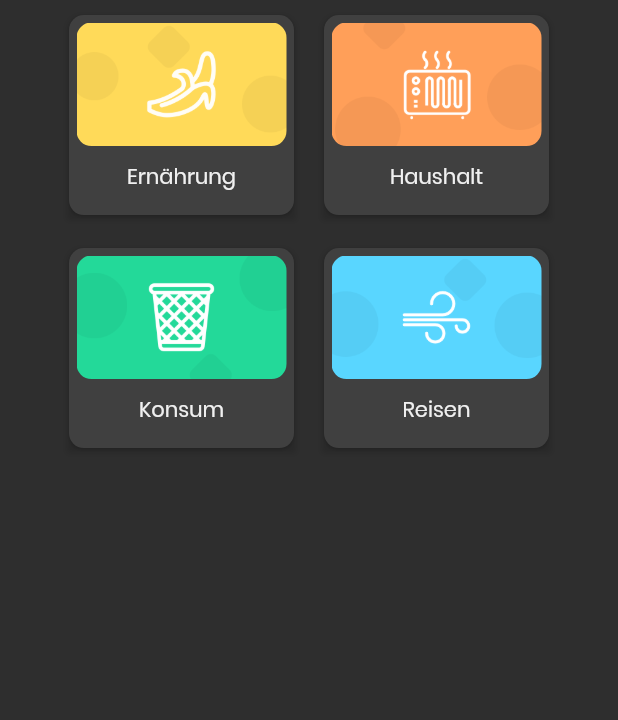
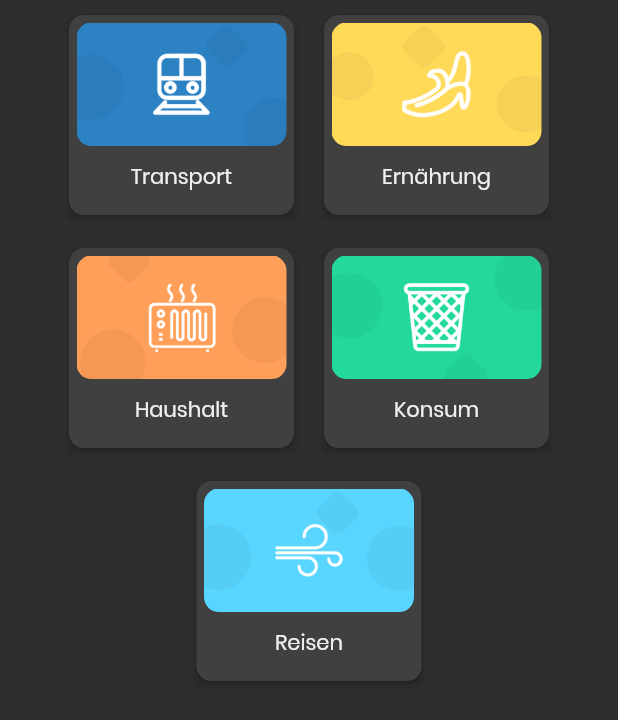
Before and after one commit to OpenClimatic/climatic-client, a Flutter app: the Categories widget shown alone on an empty page, opened directly, on a phone screen of 412 x 824 dp. Shown: the top 720 px of the screen. Run offline on Flutter 3.47's test engine with Material 2 defaults, Android fonts, the phone set to English and light mode, and no system bars; our stand-ins replace feather_icons_flutter, flutter_secure_storage, percent_indicator, shared_preferences; missing offline and left inert: flutter_circular_chart; accounts and stored records are empty.

Commit message:
modified:   lib/models/Action.dart - applied new data model
	new file:   lib/models/CounterPart.dart
	new file:   lib/models/Category.dart
	new file:   lib/models/Attribute.dart
- created data model

	new file:   lib/resources/actions.dart
	new file:   lib/resources/categories.dart
	new file:   lib/resources/statics.dart
- created res for inserts

	modified:   lib/widgets/QuickActionAdd.dart
	modified:   lib/widgets/SliderCard.dart
	modified:   lib/widgets/categories/Categories.dart
	modified:   lib/widgets/categories/CategoryCard.dart
- wip changing and creating logic to work with new data model

```diff
--- a/client/lib/models/Action.dart
+++ b/client/lib/models/Action.dart
@@ -1,24 +1,24 @@
-class Action {
+import 'package:client/models/Attribute.dart';
+import 'CounterPart.dart';
+
+class ActionModel {
+  final int id;
   final String title;
-  final String question;
-  final int id;
   final String description;
-  final String shortDescription;
-  final String category;
-  final int impact;
-  final int expenses;
-  final List<String> selection;
+  final double co2save;
+  final Attribute attribute;
+  final List<CounterPart> counterParts;
   final String imgPath;
 
-  Action(
-      this.id,
-      this.title,
-      this.shortDescription,
-      this.description,
-      this.category,
-      this.imgPath,
-      this.impact,
-      this.expenses,
-      this.selection,
-      this.question);
+  /// [co2save] in kg
+  /// [imgPath] are constents see resources/statics.dart
+  ActionModel(
+    this.id,
+    this.title,
+    this.description,
+    this.co2save,
+    this.attribute,
+    this.counterParts,
+    this.imgPath,
+  );
 }
--- /dev/null
+++ b/client/lib/models/Attribute.dart
@@ -0,0 +1,17 @@
+class Attribute {
+  final int id;
+  final String title;
+  final String rangeUnit;
+  final double rangeStart;
+  final double rangeEnd;
+  final double rangeDefault;
+
+  Attribute(
+    this.id,
+    this.title,
+    this.rangeUnit,
+    this.rangeStart,
+    this.rangeEnd,
+    this.rangeDefault,
+  );
+}
--- /dev/null
+++ b/client/lib/models/Category.dart
@@ -0,0 +1,15 @@
+import 'Action.dart';
+
+class Category {
+  final int id;
+  final String title;
+  final String imgPath;
+  final List<ActionModel> actions;
+
+  Category(
+    this.id,
+    this.title,
+    this.imgPath,
+    this.actions,
+  );
+}
--- /dev/null
+++ b/client/lib/models/CounterPart.dart
@@ -0,0 +1,9 @@
+class CounterPart {
+  final String title;
+  final double co2take;
+
+  CounterPart(
+    this.title,
+    this.co2take,
+  );
+}
--- /dev/null
+++ b/client/lib/resources/actions.dart
@@ -0,0 +1,127 @@
+import 'package:client/models/Action.dart';
+import 'package:client/models/CounterPart.dart';
+import 'package:client/models/Attribute.dart';
+import 'package:client/resources/statics.dart';
+
+final List<ActionModel> actions = <ActionModel>[
+  ActionModel(
+    0,
+    "Fahrrad fahren",
+    "Lorem ipsum dolor sit amet, consetetur sadipscing elitr, sed diam",
+    0.05,
+    Attribute(0, "Wie weit bist du gefahren?", "km", 1, 100, 5),
+    [
+      CounterPart("Auto (Benzin)", 0.18),
+      CounterPart("Auto (Diesel)", 0.21),
+      CounterPart("Bus", 0.08),
+      CounterPart("ÖPNV", 0.06)
+    ],
+    PATH_TRANSPORT,
+  ),
+  ActionModel(
+    1,
+    "E-Bike fahren",
+    "Lorem ipsum dolor sit amet, consetetur sadipscing elitr, sed diam",
+    0.01,
+    Attribute(1, "Wie weit bist du gefahren?", "km", 1, 100, 5),
+    [
+      CounterPart("Auto (Benzin)", 0.18),
+      CounterPart("Auto (Diesel)", 0.21),
+      CounterPart("Bus", 0.08),
+      CounterPart("Fahrrad", 0.05),
+      CounterPart("ÖPNV", 0.06)
+    ],
+    PATH_TRANSPORT,
+  ),
+  ActionModel(
+    2,
+    "Vegetarischer Tag",
+    "Lorem ipsum dolor sit amet, consetetur sadipscing elitr, sed diam",
+    -1.25,
+    null,
+    [],
+    PATH_ERNAERHUNG,
+  ),
+  ActionModel(
+    3,
+    "Kein Käse den Tag gegessen",
+    "Lorem ipsum",
+    -0.55,
+    null,
+    [],
+    PATH_ERNAERHUNG,
+  ),
+  ActionModel(
+    4,
+    "Leitungswasser getrunken",
+    "Lorem ipsum",
+    0.5,
+    Attribute(2, "Wie wiel hast du getrunken?", "l", 0.5, 3, 1),
+    [
+      CounterPart("Mineralwasser", 0.21),
+      CounterPart("Saft", 0.7),
+      CounterPart("Limonade", 0.5),
+      CounterPart("Kaffee", 0.96),
+      CounterPart("Tee", 0.4)
+    ],
+    PATH_ERNAERHUNG,
+  ),
+  ActionModel(
+    5,
+    "Wäsche an der Luft trocknen",
+    "Lorem ipsum",
+    -0.84,
+    null,
+    [],
+    PATH_HAUSHALT,
+  ),
+  ActionModel(
+    6,
+    "Standby Geräte ausschalten",
+    "lorem ipsum",
+    -0.20,
+    null,
+    [],
+    PATH_HAUSHALT,
+  ),
+  ActionModel(
+    7,
+    "Second Hand Schuhe",
+    "Lorem ipsum",
+    -14,
+    Attribute(3, "Wie viele Schuhe hast du gekauft?", "Stückzahl", 1, 8, 1),
+    [],
+    PATH_KONSUM,
+  ),
+  ActionModel(
+    8,
+    "Second Hand T-Shirt",
+    "Lorem ipsum",
+    -1.8,
+    Attribute(4, "Wie viele T-Shirts hast du gekauft", "Anzahl", 1, 8, 1),
+    [],
+    PATH_KONSUM,
+  ),
+  ActionModel(
+    9,
+    "Eine Ferienwohnung gemietet",
+    "Lorem ipsum",
+    3.7,
+    Attribute(5, "Wie viele Tage hast du übernachtet", "Tage", 1, 30, 7),
+    [
+      CounterPart("Hotelübernachtung", 22.6),
+      CounterPart("Camping Platz", 4.5),
+      CounterPart("Kreuzfahrt", 83.3)
+    ],
+    PATH_REISEN,
+  ),
+  ActionModel(
+    10,
+    "Mit Fernlinienbus gereist",
+    "Lorem ipsum",
+    0.02,
+    Attribute(6, "Wie weit bist du gereist?", "km", 100, 1000, 250),
+    [CounterPart("IC oder ICE", 0.04)],
+    PATH_REISEN,
+  )
+];
--- /dev/null
+++ b/client/lib/resources/categories.dart
@@ -0,0 +1,12 @@
+import 'package:client/models/Category.dart';
+import 'package:client/resources/actions.dart';
+import 'package:client/resources/statics.dart';
+
+final List<Category> categories = <Category>[
+  Category(0, "Transport", PATH_TRANSPORT, [actions[0], actions[1]]),
+  Category(
+      1, "Ernährung", PATH_ERNAERHUNG, [actions[2], actions[3], actions[4]]),
+  Category(2, "Haushalt", PATH_HAUSHALT, [actions[5], actions[6]]),
+  Category(3, "Konsum", PATH_KONSUM, [actions[7], actions[8]]),
+  Category(4, "Reisen", PATH_REISEN, [actions[9], actions[10]])
+];
--- /dev/null
+++ b/client/lib/resources/statics.dart
@@ -0,0 +1,5 @@
+const PATH_TRANSPORT = "assets/images/categories/transport.png";
+const PATH_ERNAERHUNG = "assets/images/categories/food.png";
+const PATH_HAUSHALT = "assets/images/categories/haushalt.png";
+const PATH_KONSUM = "assets/images/categories/konsum.png";
+const PATH_REISEN = "assets/images/categories/reisen.png";
--- a/client/lib/widgets/QuickActionAdd.dart
+++ b/client/lib/widgets/QuickActionAdd.dart
@@ -1,22 +1,14 @@
+import 'package:client/models/Action.dart';
 import 'package:flutter/material.dart';
 import 'package:client/widgets/SliderCard.dart';
 import 'package:client/widgets/CustomButton.dart';
 
-class QuickActionAdd extends StatefulWidget {
-  final String imgPath;
-  final String question;
-  final List<String> selections;
-  final String title;
+class QuickActionAdd extends StatelessWidget {
+  final ActionModel action;
+  final BuildContext context;
 
-  QuickActionAdd(
-      {Key key, this.imgPath, this.question, this.selections, this.title})
-      : super(key: key);
+  const QuickActionAdd(this.action, this.context);
 
-  @override
-  _QuickActionAddState createState() => _QuickActionAddState();
-}
-
-class _QuickActionAddState extends State<QuickActionAdd> {
   addAction() {
     print("adding action");
     Navigator.pop(context);
@@ -25,22 +17,31 @@ class _QuickActionAddState extends State<QuickActionAdd> {
 
   @override
   Widget build(BuildContext context) {
+    var _attr = action.attribute;
+
     return Column(
       children: <Widget>[
-        SizedBox(height: 40),
         Container(
           child: ClipRRect(
             borderRadius: BorderRadius.circular(10),
             child: Image.asset(
-              widget.imgPath,
+              action.imgPath,
               height: 125,
               width: 125,
               fit: BoxFit.cover,
             ),
           ),
         ),
+        SizedBox(height: 36),
+        Text(action.title, style: Theme.of(context).textTheme.headline2),
+        Padding(
+            padding: EdgeInsets.fromLTRB(24, 12, 12, 20),
+            child: Text(action.description,
+                style: Theme.of(context).textTheme.bodyText1)),
         SizedBox(height: 20),
-        SliderCard(question: widget.question, selection: widget.selections),
+        SliderCard(
+          attr: _attr,
+        ),
         SizedBox(height: 20),
         CustomButton(
           label: "Jetzt aufzeichnen",
--- a/client/lib/widgets/SliderCard.dart
+++ b/client/lib/widgets/SliderCard.dart
@@ -1,13 +1,12 @@
+import 'package:client/models/Attribute.dart';
 import 'package:flutter/material.dart';
 
 class SliderCard extends StatefulWidget {
-  final String question;
-  final List<String> selection;
+  final Attribute attr;
 
-  const SliderCard({
+  SliderCard({
     Key key,
-    this.question,
-    this.selection,
+    @required this.attr,
   }) : super(key: key);
 
   @override
@@ -15,7 +14,11 @@ class SliderCard extends StatefulWidget {
 }
 
 class _SliderCardState extends State<SliderCard> {
-  double rating = 0;
+  double _current;
+
+  _SliderCardState() {
+    this._current = widget.attr.rangeDefault;
+  }
 
   Widget build(BuildContext context) {
     return Container(
@@ -23,18 +26,16 @@ class _SliderCardState extends State<SliderCard> {
       child: Column(
         mainAxisSize: MainAxisSize.max,
         children: <Widget>[
-          Text(widget.question, style: Theme.of(context).textTheme.headline3),
-          Text(widget.selection[rating.toInt()],
+          Text(_current.round().toString() + " " + widget.attr.rangeUnit,
               style: Theme.of(context).textTheme.bodyText2),
           Slider(
-            value: rating,
-            label: widget.selection[rating.toInt()],
-            min: 0.0,
-            max: widget.selection.length.toDouble() - 1,
-            divisions: widget.selection.length - 1,
-            onChanged: (newRating) {
+            value: _current,
+            min: widget.attr.rangeStart,
+            max: widget.attr.rangeEnd,
+            label: _current.round().toString() + " " + widget.attr.rangeUnit,
+            onChanged: (newValue) {
               setState(() {
-                rating = newRating;
+                _current = newValue;
               });
             },
           )
--- a/client/lib/widgets/categories/Categories.dart
+++ b/client/lib/widgets/categories/Categories.dart
@@ -1,3 +1,6 @@
+import 'package:client/models/Action.dart';
+import 'package:client/models/Category.dart';
+import 'package:client/resources/categories.dart';
 import 'package:client/themes/theme.dart' as theme;
 import 'package:client/widgets/ActionCard.dart';
 import 'package:client/widgets/QuickActionAdd.dart';
@@ -13,189 +16,148 @@ class Categories extends StatefulWidget {
 }
 
 class _CategoriesState extends State<Categories> {
-  int _selectedTab = 1;
-  String title;
-  String imgPath;
-  String question = "junge was machst du?";
-  List<String> selections = ["1", "2", "3", "4", "5"];
+  @override
+  void initState() {
+    super.initState();
+  }
 
-  switchTo(page) {
+  int _selectedTab = 5;
+  ActionModel _selectedAction;
+
+  switchTo(i) {
     setState(() {
-      _selectedTab = 2;
+      _selectedTab = i;
     });
   }
 
-  Widget _clickableActionCard(label, img, page, iconColor, bgColor) {
+  Widget _clickableActionCard(ActionModel action) {
     return (GestureDetector(
       onTap: () {
-        if (page == 0) {
         setState(() {
-            title = label;
-            imgPath = img;
-          });
-        }
-        print(title);
-        setState(() {
-          _selectedTab = page;
+          _selectedAction = action;
+          _selectedTab = 6;
         });
       },
       child: ActionCard(
-        label: label,
-        image: img,
+        label: action.title,
+        image: action.imgPath,
       ),
     ));
   }
 
-  Widget _clickableCategoryCard(label, img, page, iconColor, bgColor) {
+  Widget _clickableCategoryCard(Category category) {
     return (GestureDetector(
       onTap: () {
-        if (page == 0) {
         setState(() {
-            title = label;
-            imgPath = img;
-          });
-        }
-        print(title);
-        setState(() {
-          _selectedTab = page;
+          _selectedTab = category.id;
         });
       },
       child: CategoryCard(
-        label: label,
-        image: img,
-        iconColor: iconColor,
-        bgColor: bgColor,
+        label: category.title,
+        image: category.imgPath,
       ),
     ));
   }
 
   Widget _mainCategory() {
+    List<Widget> _clickableCategoryCards = <Widget>[];
+    for (Category category in categories) {
+      _clickableCategoryCards.add(_clickableCategoryCard(category));
+    }
+
     return new Wrap(
       crossAxisAlignment: WrapCrossAlignment.center,
       spacing: 0.0, // gap between adjacent chips
       runSpacing: 2.0, // gap between lines
       alignment: WrapAlignment.center,
-      children: <Widget>[
-        _clickableCategoryCard("Ernährung", "assets/images/categories/food.png",
-            3, theme.cBlue, theme.cBlueBG),
-        _clickableCategoryCard(
-            "Haushalt",
-            "assets/images/categories/haushalt.png",
-            4,
-            theme.cBlue,
-            theme.cBlueBG),
-        _clickableCategoryCard("Konsum", "assets/images/categories/konsum.png",
-            5, theme.cPurple, theme.cPurpleBG),
-        _clickableCategoryCard("Reisen", "assets/images/categories/reisen.png",
-            6, theme.cYellow, theme.cYellowBG),
-      ],
+      children: _clickableCategoryCards,
     );
   }
 
   Widget _transportCategory() {
+    List<Widget> _clickableActionCards = <Widget>[];
+    for (ActionModel action in categories[0].actions) {
+      _clickableActionCards.add(_clickableActionCard(action));
+    }
+
     return new Wrap(
       crossAxisAlignment: WrapCrossAlignment.center,
       spacing: 0.0, // gap between adjacent chips
       runSpacing: 2.0, // gap between lines
       alignment: WrapAlignment.center,
-      children: <Widget>[
-        _clickableActionCard("Fahrrad", "assets/images/categories/food.png", 0,
-            theme.cBlue, theme.cBlueBG),
-        _clickableActionCard("eBike", "assets/images/categories/haushalt.png",
-            0, theme.cBlue, theme.cBlueBG),
-        _clickableActionCard("Laufen", "assets/images/categories/konsum.png", 0,
-            theme.cBlue, theme.cBlueBG),
-        _clickableActionCard("ÖPNV", "assets/images/categories/reisen.png", 0,
-            theme.cBlue, theme.cBlueBG),
-      ],
+      children: _clickableActionCards,
     );
   }
 
   Widget _haushaltCategory() {
+    List<Widget> _clickableActionCards = <Widget>[];
+    for (ActionModel action in categories[1].actions) {
+      _clickableActionCards.add(_clickableActionCard(action));
+    }
+
     return new Wrap(
       crossAxisAlignment: WrapCrossAlignment.center,
       spacing: 0.0, // gap between adjacent chips
       runSpacing: 2.0, // gap between lines
       alignment: WrapAlignment.center,
-      children: <Widget>[
-        _clickableActionCard("Licht", "assets/images/categories/food.png", 0,
-            theme.cBlue, theme.cBlueBG),
-        _clickableActionCard("Heizen", "assets/images/categories/haushalt.png",
-            0, theme.cBlue, theme.cBlueBG),
-      ],
+      children: _clickableActionCards,
     );
   }
 
   Widget _foodCategory() {
+    List<Widget> _clickableActionCards = <Widget>[];
+    for (ActionModel action in categories[2].actions) {
+      _clickableActionCards.add(_clickableActionCard(action));
+    }
+
     return new Wrap(
         crossAxisAlignment: WrapCrossAlignment.center,
         spacing: 0.0, // gap between adjacent chips
         runSpacing: 2.0, // gap between lines
         alignment: WrapAlignment.center,
-      children: <Widget>[
-        _clickableActionCard("Vegan", "assets/images/categories/food.png", 0,
-            theme.cBlue, theme.cBlueBG),
-        _clickableActionCard(
-            "Unverpackt",
-            "assets/images/categories/haushalt.png",
-            0,
-            theme.cBlue,
-            theme.cBlueBG),
-      ],
-    );
+        children: _clickableActionCards);
   }
 
   Widget _konsumCategory() {
+    List<Widget> _clickableActionCards = <Widget>[];
+    for (ActionModel action in categories[3].actions) {
+      _clickableActionCards.add(_clickableActionCard(action));
+    }
+
     return new Wrap(
       crossAxisAlignment: WrapCrossAlignment.center,
       spacing: 0.0, // gap between adjacent chips
       runSpacing: 2.0, // gap between lines
       alignment: WrapAlignment.center,
-      children: <Widget>[
-        _clickableActionCard("Fahrrad", "assets/images/categories/food.png", 0,
-            theme.cBlue, theme.cBlueBG),
-        _clickableActionCard("eBike", "assets/images/categories/haushalt.png",
-            0, theme.cBlue, theme.cBlueBG),
-        _clickableActionCard("Laufen", "assets/images/categories/konsum.png", 0,
-            theme.cBlue, theme.cBlueBG),
-        _clickableActionCard("ÖPNV", "assets/images/categories/reisen.png", 0,
-            theme.cBlue, theme.cBlueBG),
-      ],
+      children: _clickableActionCards,
     );
   }
 
   Widget _reisenCategory() {
+    List<Widget> _clickableActionCards = <Widget>[];
+    for (ActionModel action in categories[4].actions) {
+      _clickableActionCards.add(_clickableActionCard(action));
+    }
+
     return new Wrap(
       crossAxisAlignment: WrapCrossAlignment.center,
       spacing: 0.0, // gap between adjacent chips
       runSpacing: 2.0, // gap between lines
       alignment: WrapAlignment.center,
-      children: <Widget>[
-        _clickableActionCard("Flugzeug", "assets/images/categories/food.png", 0,
-            theme.cBlue, theme.cBlueBG),
-        _clickableActionCard("Zug", "assets/images/categories/haushalt.png", 0,
-            theme.cBlue, theme.cBlueBG),
-        _clickableActionCard("Auto", "assets/images/categories/konsum.png", 0,
-            theme.cBlue, theme.cBlueBG),
-      ],
+      children: _clickableActionCards,
     );
   }
 
   @override
   Widget build(BuildContext context) {
     List<Widget> _pageOptions = [
-      QuickActionAdd(
-        imgPath: imgPath,
-        title: title,
-        question: question,
-        selections: selections,
-      ),
-      _mainCategory(),
       _transportCategory(),
       _foodCategory(),
       _haushaltCategory(),
       _konsumCategory(),
-      _reisenCategory()
+      _reisenCategory(),
+      _mainCategory(),
+      QuickActionAdd(_selectedAction, context),
     ];
 
     return Container(
--- a/client/lib/widgets/categories/CategoryCard.dart
+++ b/client/lib/widgets/categories/CategoryCard.dart
@@ -4,18 +4,11 @@ import 'package:flutter/material.dart';
 class CategoryCard extends StatelessWidget {
   final String label;
   final String image;
-  final Color iconColor;
-  final Color bgColor;
   final Function onClick;
   final double width = 150;
 
   const CategoryCard(
-      {Key key,
-      @required this.label,
-      @required this.image,
-      @required this.bgColor,
-      @required this.iconColor,
-      this.onClick})
+      {Key key, @required this.label, @required this.image, this.onClick})
       : super(key: key);
 
   Widget postCard(BuildContext context) {
```
Lines whose indentation alone changed are shown as unchanged.
